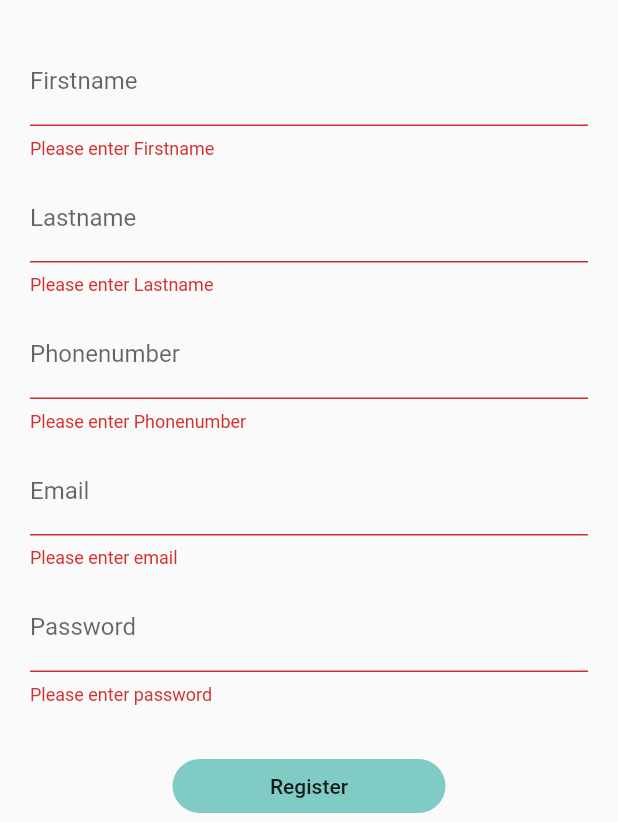
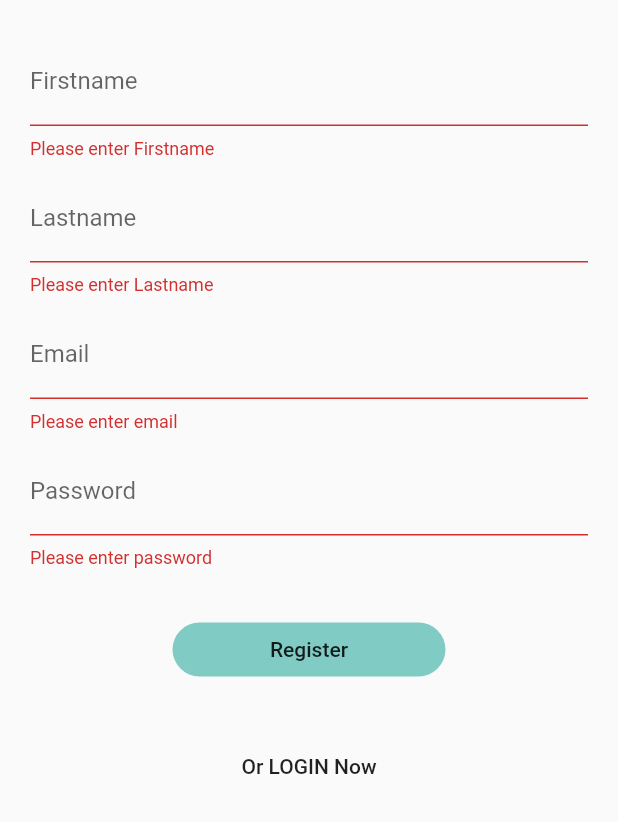
Before and after one commit to hannnot/pawpals_ui, a Flutter app: the RegistrationScreen screen opened by its route, after a tap on "Register", on a phone screen of 412 x 824 dp, the part 414-1236 px from its top. Run offline on Flutter 3.47's test engine with Material 2 defaults, Android fonts, the phone set to English and light mode, and no system bars.

Commit message:
removed phonenumber

```diff
--- a/lib/src/sceens/registrationScreen.dart
+++ b/lib/src/sceens/registrationScreen.dart
@@ -13,7 +13,6 @@ class _RegistrationScreenState extends State<RegistrationScreen> {
   String pwd;
   String firstname;
   String lastname;
-  String phonenumber;
 
   final _form = GlobalKey<FormState>();
 
@@ -24,7 +23,6 @@ class _RegistrationScreenState extends State<RegistrationScreen> {
       http.Response response = await http.post('', body: {
         'firstname': firstname,
         'lastname': lastname,
-        'phonenumber': phonenumber,
         'email': email,
         'password': pwd
       });
@@ -80,23 +78,6 @@ class _RegistrationScreenState extends State<RegistrationScreen> {
                         } else {
                           setState(() {
                             lastname = value;
-                          });
-                          return null;
-                        }
-                      },
-                    ),
-                    SizedBox(height: 10),
-                    TextFormField(
-                      keyboardType: TextInputType.phone,
-                      decoration: InputDecoration(
-                        labelText: 'Phonenumber',
-                      ),
-                      validator: (value) {
-                        if (value.isEmpty) {
-                          return 'Please enter Phonenumber';
-                        } else {
-                          setState(() {
-                            phonenumber = value;
                           });
                           return null;
                         }
```
